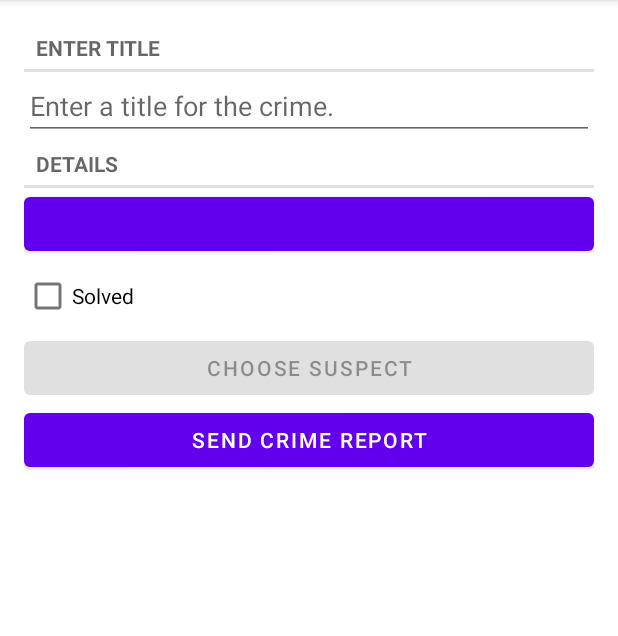
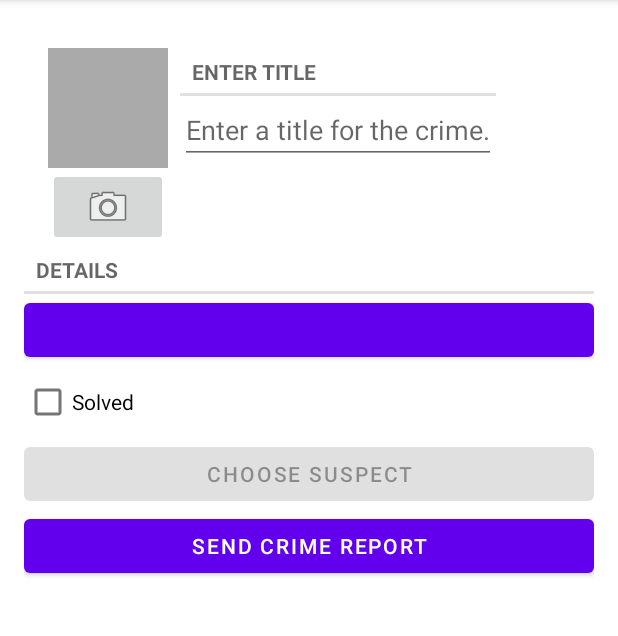
Before and after one commit to shafique17z/CriminalIntent, an Android app: the screen it shows after launch (MainActivity), after a tap on "New Crime", on a phone screen of 412 x 824 dp, the part 84-720 px from its top. Run offline under Robolectric (Android 15) with nearby library versions, the phone set to English and light mode, and no system bars; our stand-ins replace Room's generated code; 1 statement that could not run was skipped.

```diff
--- a/app/src/main/java/com/example/criminalintent/CrimeDetailViewModel.kt
+++ b/app/src/main/java/com/example/criminalintent/CrimeDetailViewModel.kt
@@ -4,6 +4,7 @@ import androidx.lifecycle.LiveData
 import androidx.lifecycle.MutableLiveData
 import androidx.lifecycle.Transformations
 import androidx.lifecycle.ViewModel
+import java.io.File
 import java.util.*
 
 /**Now that [CrimeFragment] has the crime ID, it needs to pull the crime object from the database
@@ -47,4 +48,8 @@ class CrimeDetailViewModel : ViewModel() {
     fun saveCrime(crime: Crime) {
         crimeRepository.updateCrime(crime)
     }
+
+    fun getPhotoFile(crime: Crime): File {
+        return crimeRepository.getPhotoFile(crime)
+    }
 }
--- a/app/src/main/java/com/example/criminalintent/CrimeFragment.kt
+++ b/app/src/main/java/com/example/criminalintent/CrimeFragment.kt
@@ -7,20 +7,20 @@ import android.content.pm.ResolveInfo
 import android.net.Uri
 import android.os.Bundle
 import android.provider.ContactsContract
+import android.provider.MediaStore
 import android.text.Editable
 import android.text.TextWatcher
 import android.text.format.DateFormat
 import android.view.LayoutInflater
 import android.view.View
 import android.view.ViewGroup
-import android.widget.Button
-import android.widget.CheckBox
-import android.widget.EditText
-import android.widget.TextView
+import android.widget.*
+import androidx.core.content.FileProvider
 import androidx.core.view.ViewCompat.jumpDrawablesToCurrentState
 import androidx.fragment.app.Fragment
 import androidx.lifecycle.ViewModelProvider
 import androidx.lifecycle.Observer
+import java.io.File
 import java.util.*
 
 //New things not commented yet till TAG..
@@ -29,6 +29,7 @@ private const val TAG = "CrimeFragment"
 private const val DIALOG_DATE_TAG = "DatePickerFragment"
 private const val REQUEST_DATE = 0
 private const val REQUEST_CONTACT = 1
+private const val REQUEST_PHOTO = 2
 private const val DATE_FORMAT = "EEE, MMM, dd"
 
 
@@ -46,6 +47,11 @@ class CrimeFragment : Fragment(), DatePickerFragment.Callbacks {
     private lateinit var crimeSolvedCheckBox: CheckBox
     private lateinit var reportButton: Button
     private lateinit var suspectButton: Button
+    private lateinit var photoButton: ImageButton
+    private lateinit var photoView: ImageView
+    private lateinit var photoFile: File
+    private lateinit var photoUri: Uri
+    private var pictureUtils: PictureUtils = PictureUtils()
 
     private val crimeDetailViewModel: CrimeDetailViewModel by lazy {
         ViewModelProvider(this).get(CrimeDetailViewModel::class.java)
@@ -78,6 +84,8 @@ class CrimeFragment : Fragment(), DatePickerFragment.Callbacks {
         crimeSolvedCheckBox = view.findViewById(R.id.crime_solved_checkbox) //as CheckBox
         reportButton = view.findViewById(R.id.crime_report_button) //as Button
         suspectButton = view.findViewById(R.id.choose_suspect_button)
+        photoButton = view.findViewById(R.id.crime_camera) as ImageButton
+        photoView = view.findViewById(R.id.crime_photo) as ImageView
 
         return view
     }
@@ -89,6 +97,14 @@ class CrimeFragment : Fragment(), DatePickerFragment.Callbacks {
             Observer { crime ->
                 crime?.let {
                     this.crime = crime
+                    /** Grabbing the photo file location down below */
+                    photoFile = crimeDetailViewModel.getPhotoFile(crime)
+                    photoUri = FileProvider.getUriForFile(
+                        requireActivity(),
+                        "com.example.criminalintent.fileprovider",
+                        photoFile
+                    )
+                    /** FileProvider.getUriForFile(…) translates local file path into a Uri the camera app can see. */
                     updateUI()
                 }
             })
@@ -159,20 +175,52 @@ class CrimeFragment : Fragment(), DatePickerFragment.Callbacks {
             //Guarding against if there's no contact app to some particular user ..
 
             /**If this search is successful, it will return an instance of ResolveInfo telling you all about which
-            * activity it found. On the other hand, if the search returns null, the game is up – no contacts app. So
-            * you disable the useless CHOOSE SUSPECT button. */
+             * activity it found. On the other hand, if the search returns null, the game is up – no contacts app. So
+             * you disable the useless CHOOSE SUSPECT button. */
             //pickContactIntent.addCategory(Intent.CATEGORY_HOME)
             //This category (above commented line) does nothing, but it will prevent any contacts applications from matching your intent.
             val packageManager: PackageManager = requireActivity().packageManager
+
             /** Calling resolveActivity(Intent, Int) to find an activity that matches the Intent we gave it.
              * The MATCH_DEFAULT_ONLY flag restricts this search to activities with the CATEGORY_DEFAULT flag. */
             val resolvedActivity: ResolveInfo? =
-                packageManager.resolveActivity(pickContactIntent,
-                    PackageManager.MATCH_DEFAULT_ONLY)
+                packageManager.resolveActivity(
+                    pickContactIntent,
+                    PackageManager.MATCH_DEFAULT_ONLY
+                )
+            if (resolvedActivity == null) {
+                isEnabled = false
+            }
+        }
+
+        /** An implicit intent to ask for a new picture to be taken into the location saved in photoUri */
+        photoButton.apply {
+            val packageManager: PackageManager = requireActivity().packageManager
+
+            val captureImage = Intent(MediaStore.ACTION_IMAGE_CAPTURE)
+            val resolvedActivity: ResolveInfo? =
+                packageManager.resolveActivity(captureImage, PackageManager.MATCH_DEFAULT_ONLY)
             if (resolvedActivity == null) {
                 isEnabled = false
             }
 
+            setOnClickListener {
+                captureImage.putExtra(MediaStore.EXTRA_OUTPUT, photoUri)
+                val cameraActivities: List<ResolveInfo> =
+                    packageManager.queryIntentActivities(
+                        captureImage,
+                        PackageManager.MATCH_DEFAULT_ONLY
+                    )
+
+                for (cameraActivity in cameraActivities) {
+                    requireActivity().grantUriPermission(
+                        cameraActivity.activityInfo.packageName,
+                        photoUri,
+                        Intent.FLAG_GRANT_WRITE_URI_PERMISSION
+                    )
+                }
+                startActivityForResult(captureImage, REQUEST_PHOTO)
+            }
         }
 
 
@@ -191,6 +239,14 @@ class CrimeFragment : Fragment(), DatePickerFragment.Callbacks {
         crimeDetailViewModel.saveCrime(crime)
     }
 
+    override fun onDetach() {
+        super.onDetach()
+        requireActivity().revokeUriPermission(
+            photoUri,
+            Intent.FLAG_GRANT_WRITE_URI_PERMISSION
+        )
+    }
+
     private fun updateUI() {
         titleField.setText(crime.title)
         dateButton.text = crime.date.toString()
@@ -201,8 +257,18 @@ class CrimeFragment : Fragment(), DatePickerFragment.Callbacks {
         if (crime.suspect.isNotEmpty()) {
             suspectButton.text = crime.suspect
         }
+        updatePhotoView()
     }
 
+    //Loading the Bitmap into your ImageView, add a function to CrimeFragment to update photoView.
+    private fun updatePhotoView() {
+        if (photoFile.exists()) {
+            val bitmap = pictureUtils.getScaledBitmap(photoFile.path, requireActivity())
+            photoView.setImageBitmap(bitmap)
+        } else {
+            photoView.setImageDrawable(null)
+        }
+    }
 
     /** Because you started the activity for a result with [ACTION_PICK], you will receive an intent via
      * [onActivityResult]. This intent includes a data URI. The URI is a locator that points at the single
@@ -242,6 +308,15 @@ class CrimeFragment : Fragment(), DatePickerFragment.Callbacks {
                 }
 
             }
+
+            requestCode == REQUEST_PHOTO -> {
+                requireActivity().revokeUriPermission(
+                    photoUri,
+                    Intent.FLAG_GRANT_WRITE_URI_PERMISSION
+                )
+                updatePhotoView()
+            }
+
         }
     }
 
--- a/app/src/main/java/com/example/criminalintent/CrimeListViewModel.kt
+++ b/app/src/main/java/com/example/criminalintent/CrimeListViewModel.kt
@@ -1,6 +1,7 @@
 package com.example.criminalintent
 
 import androidx.lifecycle.ViewModel
+import java.io.File
 
 //CrimeListViewModel will store a list of Crime objects.
 class CrimeListViewModel : ViewModel() {
--- a/app/src/main/java/com/example/criminalintent/CrimeRepository.kt
+++ b/app/src/main/java/com/example/criminalintent/CrimeRepository.kt
@@ -6,6 +6,7 @@ import androidx.room.Database
 import androidx.room.Room
 import com.example.criminalintent.database.CrimeDatabase
 import com.example.criminalintent.database.migration_1_2
+import java.io.File
 import java.util.*
 import java.util.concurrent.Executors
 
@@ -54,10 +55,13 @@ class CrimeRepository private constructor(context: Context) {
     private val executor = Executors.newSingleThreadExecutor()
     //The newSingleThreadExecutor() function returns an executor instance that points to a new thread.
 
+    private val filesDir = context.applicationContext.filesDir
+    //[filesDir] gets the directory of file stored on filesystem.
+
     fun getCrimes(): LiveData<List<Crime>> = crimeDao.getCrimes()
     fun getCrime(id: UUID): LiveData<Crime?> = crimeDao.getCrime(id)
 
-    //
+
     fun updateCrime(crime: Crime) {
         executor.execute /*execute func pushes these operations to new thread so the UI isn't blocked .. */ {
             crimeDao.updateCrime(crime)
@@ -69,6 +73,9 @@ class CrimeRepository private constructor(context: Context) {
             crimeDao.addCrime(crime)
         }
     }
+
+    /** A getPhotoFile(Crime) function that provides a complete local file path for Crime’s image. */
+    fun getPhotoFile(crime: Crime): File = File(filesDir, crime.photoFileName)
 
     companion object {
         private var INSTANCE: CrimeRepository? = null
--- a/app/src/main/res/layout/fragment_crime.xml
+++ b/app/src/main/res/layout/fragment_crime.xml
@@ -4,6 +4,40 @@
     android:layout_width="match_parent"
     android:layout_height="match_parent"
     android:layout_margin="16dp"
+    android:orientation="vertical">
+
+    <LinearLayout
+        android:layout_width="wrap_content"
+        android:layout_height="wrap_content"
+        android:layout_marginStart="16dp"
+        android:layout_marginTop="16dp"
+        android:orientation="horizontal">
+
+        <LinearLayout
+            android:layout_width="wrap_content"
+            android:layout_height="wrap_content"
+            android:orientation="vertical">
+
+            <ImageView
+                android:id="@+id/crime_photo"
+                android:layout_width="80dp"
+                android:layout_height="80dp"
+                android:background="@android:color/darker_gray"
+                android:cropToPadding="true"
+                android:scaleType="centerInside" />
+
+            <ImageButton
+                android:id="@+id/crime_camera"
+                android:layout_width="match_parent"
+                android:layout_height="wrap_content"
+                android:src="@android:drawable/ic_menu_camera" />
+        </LinearLayout>
+
+        <LinearLayout
+            android:layout_width="0dp"
+            android:layout_height="wrap_content"
+            android:layout_weight="1"
+            android:layout_marginStart="8dp"
             android:orientation="vertical">
 
             <TextView
@@ -17,6 +51,8 @@
                 android:layout_width="match_parent"
                 android:layout_height="wrap_content"
                 android:hint="@string/crime_title_hint" />
+        </LinearLayout>
+    </LinearLayout>
 
     <TextView
         style="?android:listSeparatorTextViewStyle"
```
Also changed, not shown: app/src/main/AndroidManifest.xml (+15 -0 lines), app/src/main/java/com/example/criminalintent/Crime.kt (+7 -1 lines), app/src/main/java/com/example/criminalintent/PictureUtils.kt (added, +50 -0 lines), app/src/main/res/drawable-anydpi/ic_camera_button.xml (added, +14 -0 lines), app/src/main/res/xml/files.xml (added, +7 -0 lines), app/src/main/res/drawable-hdpi/ic_camera_button.png (added), app/src/main/res/drawable-mdpi/ic_camera_button.png (added), app/src/main/res/drawable-xhdpi/ic_camera_button.png (added), app/src/main/res/drawable-xxhdpi/ic_camera_button.png (added). Lines whose indentation alone changed are shown as unchanged.
